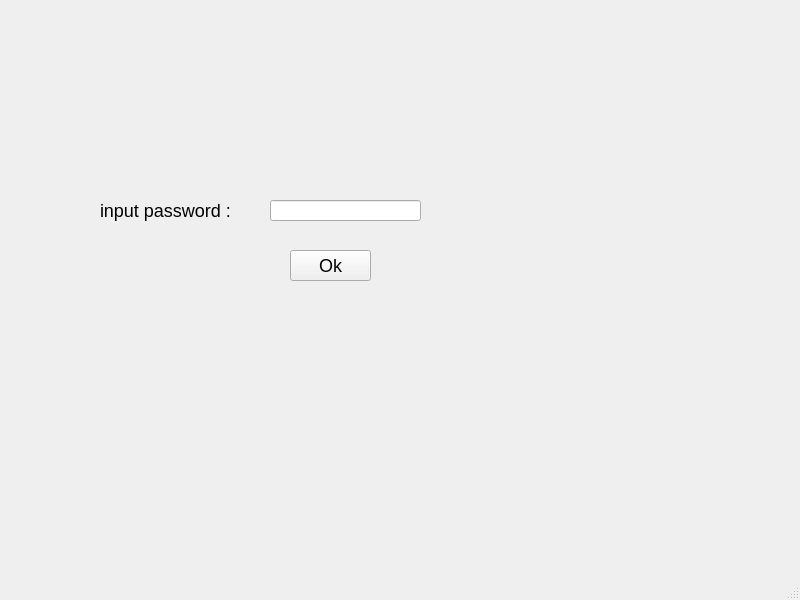
Qt form ui/inputpassword.ui (IvnGenza/EasyJob_39) before a commit.
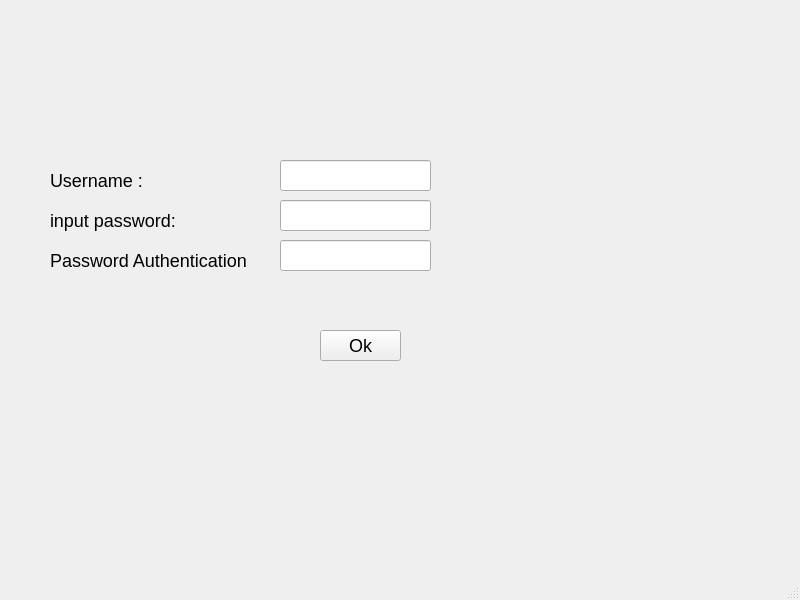
The same form after that commit.

Commit message: screen for "change password" user story update by figma style

```diff
--- a/ui/inputpassword.ui
+++ b/ui/inputpassword.ui
@@ -17,8 +17,8 @@
    <widget class="QLabel" name="label">
     <property name="geometry">
      <rect>
-      <x>100</x>
-      <y>190</y>
+      <x>50</x>
+      <y>200</y>
       <width>171</width>
       <height>41</height>
      </rect>
@@ -28,14 +28,14 @@
 </string>
     </property>
     <property name="text">
-     <string>input password :</string>
+     <string>input password:</string>
     </property>
    </widget>
    <widget class="QPushButton" name="ok">
     <property name="geometry">
      <rect>
-      <x>290</x>
-      <y>250</y>
+      <x>320</x>
+      <y>330</y>
       <width>81</width>
       <height>31</height>
      </rect>
@@ -50,12 +50,15 @@
    <widget class="QLineEdit" name="inputpassword">
     <property name="geometry">
      <rect>
-      <x>270</x>
+      <x>280</x>
       <y>200</y>
       <width>151</width>
-      <height>21</height>
+      <height>31</height>
      </rect>
     </property>
+    <property name="styleSheet">
+     <string notr="true">back- ground-color:rgb(180, 180, 180)</string>
+    </property>
     <property name="echoMode">
      <enum>QLineEdit::Password</enum>
     </property>
@@ -73,6 +76,60 @@
      <string/>
     </property>
    </widget>
+   <widget class="QLabel" name="username_button">
+    <property name="geometry">
+     <rect>
+      <x>50</x>
+      <y>160</y>
+      <width>171</width>
+      <height>41</height>
+     </rect>
+    </property>
+    <property name="styleSheet">
+     <string notr="true">font:18px
+</string>
+    </property>
+    <property name="text">
+     <string>Username :</string>
+    </property>
+   </widget>
+   <widget class="QLabel" name="input_2">
+    <property name="geometry">
+     <rect>
+      <x>50</x>
+      <y>240</y>
+      <width>201</width>
+      <height>41</height>
+     </rect>
+    </property>
+    <property name="styleSheet">
+     <string notr="true">font:18px
+</string>
+    </property>
+    <property name="text">
+     <string>Password Authentication :</string>
+    </property>
+   </widget>
+   <widget class="QLineEdit" name="username_input">
+    <property name="geometry">
+     <rect>
+      <x>280</x>
+      <y>160</y>
+      <width>151</width>
+      <height>31</height>
+     </rect>
+    </property>
+   </widget>
+   <widget class="QLineEdit" name="lineEdit">
+    <property name="geometry">
+     <rect>
+      <x>280</x>
+      <y>240</y>
+      <width>151</width>
+      <height>31</height>
+     </rect>
+    </property>
+   </widget>
   </widget>
   <widget class="QMenuBar" name="menubar">
    <property name="geometry">
```
Left out of the diff: 2 changed lines with no effect on the pictures.
